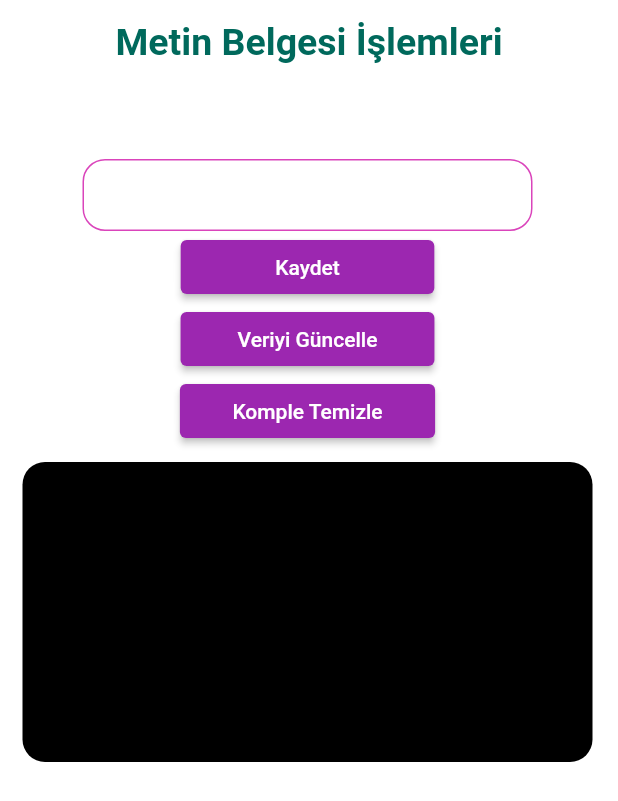
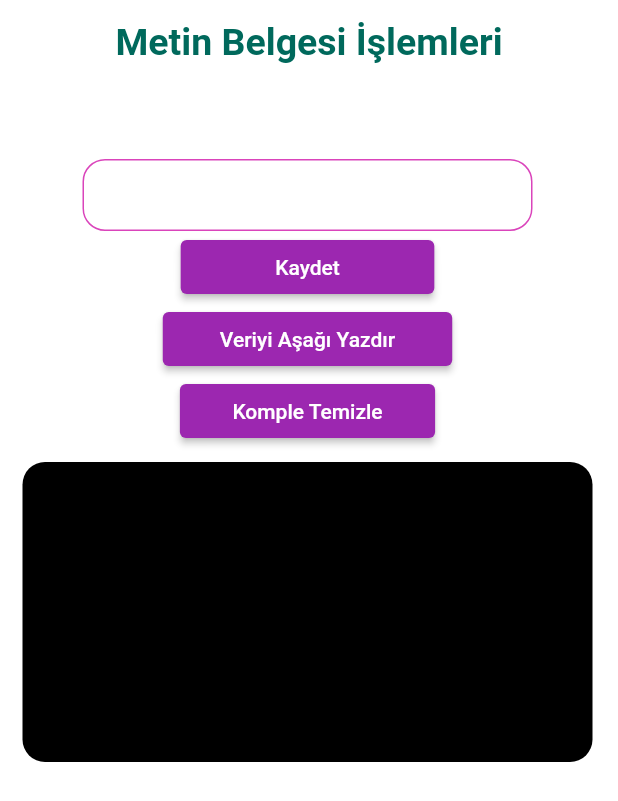
Before and after one commit to hmusakocak/Musify, a Flutter app: the txt_rw screen opened directly, after a tap on "Kaydet", on a phone screen of 412 x 824 dp. Shown: the top 801 px of the screen. Run offline on Flutter 3.47's test engine with Material 2 defaults, Android fonts, the phone set to English and light mode, and no system bars; our stand-ins replace cloud_firestore, easy_splash_screen, file_picker, firebase_auth, firebase_core, firebase_storage and 2 more; missing offline and left inert: flutter_glow; accounts and stored records are empty.

Commit message:
Flutter-app

```diff
--- a/lib/bottombarpages/txt_reader_writer.dart
+++ b/lib/bottombarpages/txt_reader_writer.dart
@@ -11,6 +11,7 @@ class txt_rw extends StatefulWidget {
 class _txt_rwState extends State<txt_rw> {
   final controller = TextEditingController();
   String? txt_data='';
+  String? readed_data='';
   @override
   Widget build(BuildContext context) {
     return SafeArea(
@@ -74,7 +75,8 @@ class _txt_rwState extends State<txt_rw> {
                     ),
                   ),
                   onPressed: () {
-                    txtyazdir(controller.text);
+                    txt_data = txt_data.toString() + controller.text.toString();
+                    txtyazdir(txt_data.toString());
                   },
                   child: Text('Kaydet'),
                 ),
@@ -89,15 +91,11 @@ class _txt_rwState extends State<txt_rw> {
                   onPressed: () {
                     txtoku().then((value) {
                       setState(() {
-                        if(txt_data.toString() == 'null')
-                      {txt_data = value ;}
-                        if(txt_data.toString() != 'null')
-                        {txt_data = txt_data.toString() + value ;}
-
+                        readed_data = txtoku().toString();
                       });
                     });
                   },
-                  child: Text('Veriyi Güncelle'),
+                  child: Text('Veriyi Aşağı Yazdır'),
                 ),
                 ElevatedButton(
                   style: ElevatedButton.styleFrom(
```
